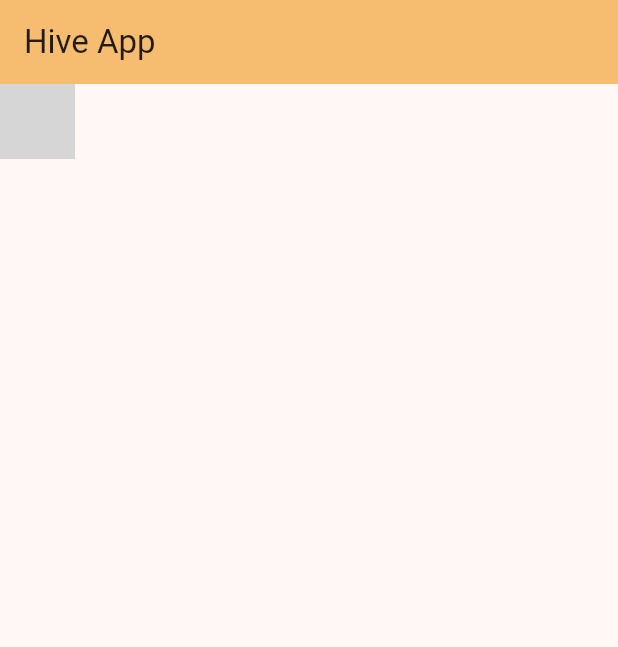
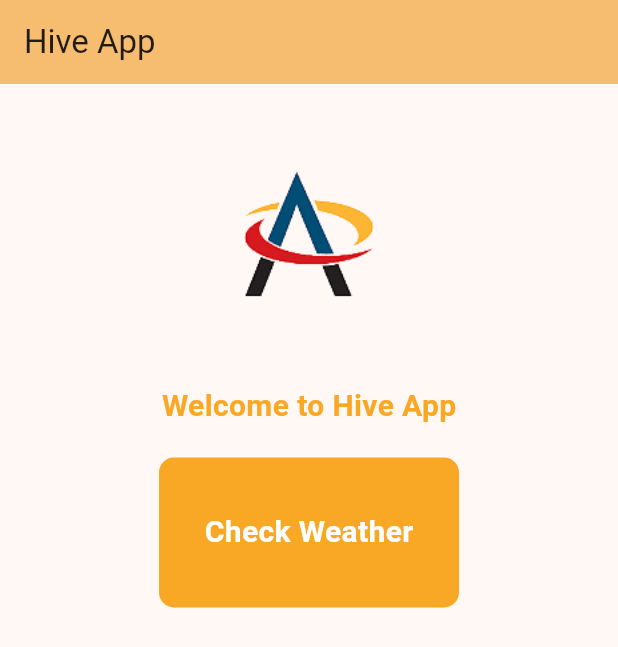
Before and after one commit to JericoDj/hivelabApplication, a Flutter app: the screen it shows after launch, on a phone screen of 412 x 824 dp. Shown: the top 647 px of the screen. Run offline on Flutter 3.47's test engine with Material 3 defaults, Android fonts, the phone set to English and light mode, and no system bars; our stand-ins replace get; grey boxes are pictures that could not be loaded.

Commit message:
Added Application

```diff
--- a/lib/HomeScreen.dart
+++ b/lib/HomeScreen.dart
@@ -27,7 +27,7 @@ class _HomeScreenState extends State<HomeScreen> {
                   shape: BoxShape.circle,
                   color: Colors.blue,
                 ),
-                child: Image(image: Image.asset("assets/images/logo.png").image)
+                child: Image(image: Image.asset("assets/images/logo.png").image, fit: BoxFit.cover)
               ),
             ),
 
--- a/lib/main.dart
+++ b/lib/main.dart
@@ -53,7 +53,8 @@ class _LoginScreenState extends State<LoginScreen> {
       ),
       body: Column(
         children: [
-          GestureDetector(
+          Center(
+            child: GestureDetector(
               onTap: (){ navigator?.pushNamed('/second'); },
               child: Hero(
 
@@ -61,11 +62,44 @@ class _LoginScreenState extends State<LoginScreen> {
                 child: Container(
                   child:
                   Image.asset("assets/images/logo.png",
-                    height: 50,
+                      height: 200,
                       fit: BoxFit.cover),
                 ),
               ),
+            ),
+          ),
+          Container(
+            child: Text("Welcome to Hive App",
+              style: TextStyle(
+                fontSize: 20,
+                fontWeight: FontWeight.bold,
+                color: Colors.yellow[800]
+
               )
+            ),
+          ),
+          SizedBox(height: 20,),
+          Container(
+            decoration: BoxDecoration(
+
+              border: Border.all(
+                color: Colors.yellow[800]!,
+                width: 2
+              ),
+              color: Colors.yellow[800],
+              borderRadius: BorderRadius.circular(10),
+            ),
+            height: 100,
+            width: 200,
+
+            child: Center(
+                child: Text(
+                    style: TextStyle(
+                      fontSize: 20,
+                      fontWeight: FontWeight.bold,
+                      color: Colors.white
+                    ),
+                    "Check Weather")),)
         ]
 
 
--- a/pubspec.yaml
+++ b/pubspec.yaml
@@ -36,7 +36,7 @@ dependencies:
   # Use with the CupertinoIcons class for iOS style icons.
   cupertino_icons: ^1.0.8
   get: ^4.7.2
-  flutter_email_sender: ^7.0.0
+
 
 dev_dependencies:
   flutter_test:
@@ -63,7 +63,7 @@ flutter:
   # To add assets to your application, add an assets section, like this:
   # assets:
   assets:
-    - assets/
+    - assets/images/logo.png
 
   #   - images/a_dot_burr.jpeg
   #   - images/a_dot_ham.jpeg
```
Also changed, not shown: assets/images/logo.png (renamed from assets/logo.png), pubspec.lock. Lines whose indentation alone changed are shown as unchanged.
